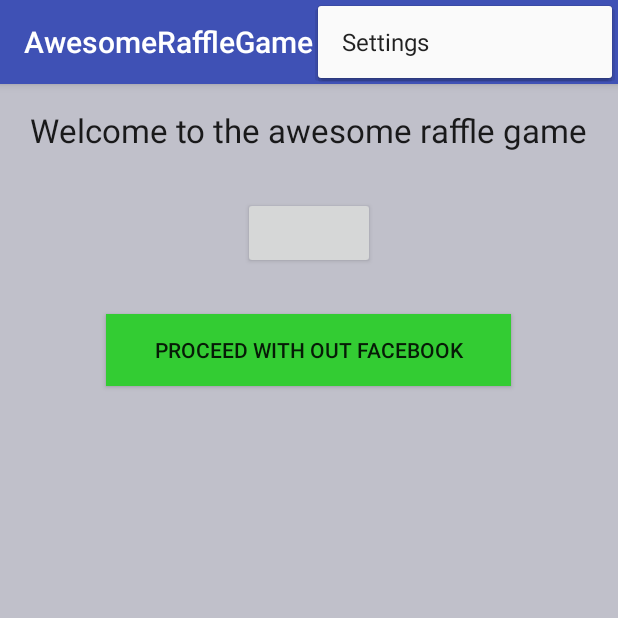
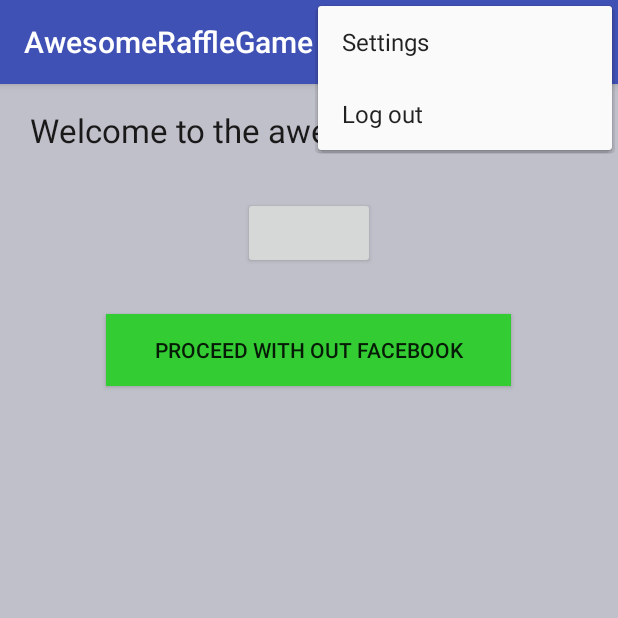
Before and after one commit to min90/AwesomeRaffleGame, an Android app: the screen it shows after launch (MainActivity), with the options menu open, on a phone screen of 412 x 824 dp, the top half of it. Run offline under Robolectric (Android 15) with nearby library versions, the phone set to English and light mode, and no system bars; libraries missing offline, so code that uses them is left out: com.facebook, com.facebook.login, com.facebook.share; plain views replace LoginButton; 9 statements that could not run were skipped.

Commit message:
Log out funktion

```diff
--- a/app/src/main/java/androidcourse/awesomerafflegame/fragments/FirstTimeUsersFragment.java
+++ b/app/src/main/java/androidcourse/awesomerafflegame/fragments/FirstTimeUsersFragment.java
@@ -9,6 +9,7 @@ import android.view.ViewGroup;
 import android.widget.Button;
 
 import androidcourse.awesomerafflegame.R;
+import androidcourse.awesomerafflegame.persistence.SharedPreferencesManager;
 
 /**
  * Created by Jesper on 09/05/16.
@@ -34,6 +35,7 @@ public class FirstTimeUsersFragment extends DialogFragment {
             @Override
             public void onClick(View v) {
                 getDialog().dismiss();
+                SharedPreferencesManager.get().setFirstTimeUser(false);
             }
         });
     }
--- a/app/src/main/java/androidcourse/awesomerafflegame/fragments/StartFragment.java
+++ b/app/src/main/java/androidcourse/awesomerafflegame/fragments/StartFragment.java
@@ -48,6 +48,8 @@ public class StartFragment extends Fragment implements View.OnClickListener {
     private LoginButton loginButton;
     private CallbackManager callbackManager;
     private AccessToken accessToken;
+
+    private boolean loggedInWithFacebook = false;
 
     private String name;
 
@@ -112,6 +114,7 @@ public class StartFragment extends Fragment implements View.OnClickListener {
                         this.stopTracking();
                         Profile.setCurrentProfile(currentProfile);
                         createStartView(currentProfile);
+                        loggedInWithFacebook = true;
                         Log.d(DEBUG_TAG, "Profile: " + currentProfile.getName());
 
                     }
@@ -145,7 +148,7 @@ public class StartFragment extends Fragment implements View.OnClickListener {
 
     private void checkAccessToken() {
         AccessToken accessToken = AccessToken.getCurrentAccessToken();
-        if (accessToken == null || accessToken.isExpired()) {
+        if (loggedInWithFacebook && (accessToken == null || accessToken.isExpired())) {
             createLogin();
             SharedPreferencesManager.get().setFirstTimeUser(true);
             Log.d(DEBUG_TAG, "Not logged in");
@@ -212,6 +215,7 @@ public class StartFragment extends Fragment implements View.OnClickListener {
         if (v.getId() == btnSavePlayerName.getId()) {
             if (!edtPlayerName.getText().toString().equalsIgnoreCase("")) {
                 SharedPreferencesManager.get().setPlayerName(edtPlayerName.getText().toString());
+                SharedPreferencesManager.get().setFirstTimeUser(false);
                 playerNameLayout.setVisibility(View.GONE);
                 txtWelcomeMessage.setText("Player: " + SharedPreferencesManager.get().getPlayerName());
                 txtWelcomeMessage.setVisibility(View.VISIBLE);
--- a/app/src/main/res/menu/menu_main.xml
+++ b/app/src/main/res/menu/menu_main.xml
@@ -7,4 +7,9 @@
         android:orderInCategory="100"
         android:title="@string/action_settings"
         app:showAsAction="never" />
+    <item
+        android:id="@+id/action_log_out"
+        android:orderInCategory="100"
+        android:title="Log out"
+        app:showAsAction="never" />
 </menu>
```
Also changed, not shown: app/src/main/java/androidcourse/awesomerafflegame/activities/MainActivity.java (+8 -1 lines).
